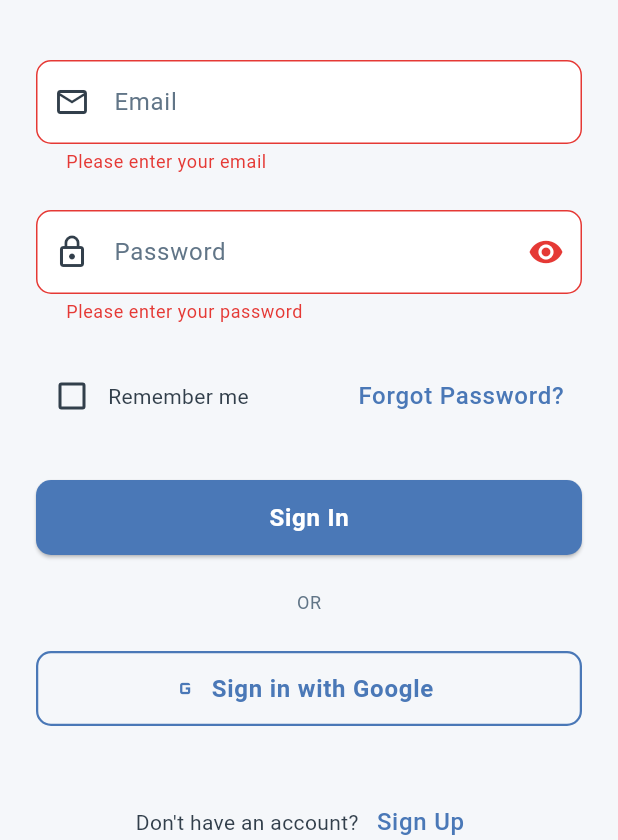
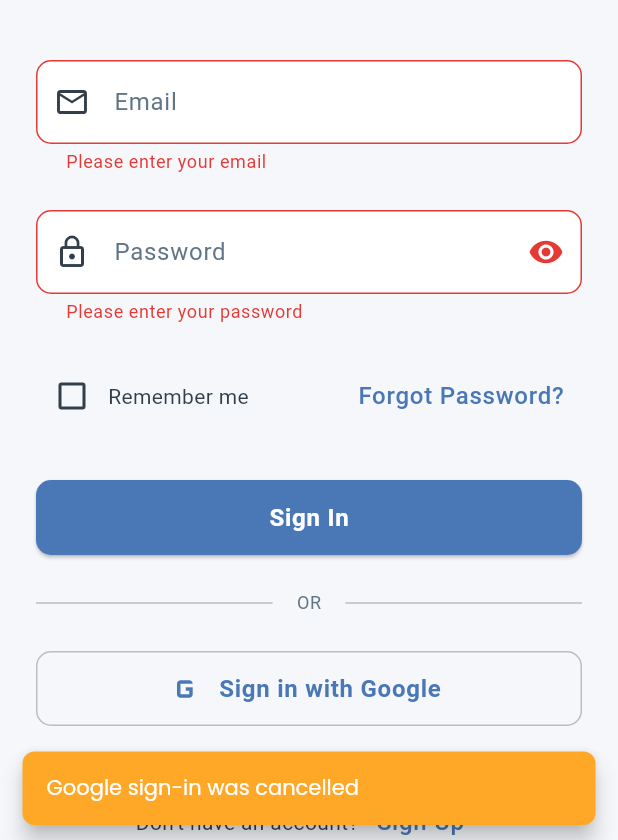
Before and after one commit to ywchanna2001/Dog_Shield_Final, a Flutter app: the screen it shows after launch, after a tap on "Sign In", after a tap on "Sign in with Google", on a phone screen of 412 x 824 dp, the part 396-1236 px from its top. Run offline on Flutter 3.47's test engine with Material 3 defaults, Android fonts, the phone set to English and light mode, and no system bars; our stand-ins replace cloud_firestore, firebase_ai, firebase_auth, firebase_core, firebase_storage, flutter_local_notifications and 8 more; missing offline and left inert: firebase_app_check; accounts and stored records are empty; generated files the repository leaves out were written again.

Commit message:
google login implementation done

```diff
--- a/lib/presentation/screens/auth/login_screen.dart
+++ b/lib/presentation/screens/auth/login_screen.dart
@@ -17,6 +17,7 @@ class _LoginScreenState extends State<LoginScreen> {
   bool _isPasswordVisible = false;
   bool _rememberMe = false;
   bool _isLoading = false;
+  bool _isGoogleLoading = false;
 
   @override
   void dispose() {
@@ -24,6 +25,7 @@ class _LoginScreenState extends State<LoginScreen> {
     _passwordController.dispose();
     super.dispose();
   }
+
   Future<void> _login() async {
     if (!_formKey.currentState!.validate()) {
       return;
@@ -34,7 +36,6 @@ class _LoginScreenState extends State<LoginScreen> {
     });
 
     try {
-      // Implement Firebase authentication
       final authService = AuthService();
       await authService.signInWithEmailAndPassword(
         _emailController.text.trim(),
@@ -42,11 +43,10 @@ class _LoginScreenState extends State<LoginScreen> {
       );
 
       if (mounted) {
-        // Navigate to home screen
-        Navigator.pushReplacementNamed(context, AppConstants.homeRoute);
+        // Navigation is handled by AuthWrapper's StreamBuilder
+        // No need to manually navigate
       }
     } catch (e) {
-      // Show error message
       if (mounted) {
         ScaffoldMessenger.of(context).showSnackBar(
           SnackBar(
@@ -59,6 +59,55 @@ class _LoginScreenState extends State<LoginScreen> {
       if (mounted) {
         setState(() {
           _isLoading = false;
+        });
+      }
+    }
+  }
+
+  Future<void> _signInWithGoogle() async {
+    setState(() {
+      _isGoogleLoading = true;
+    });
+
+    try {
+      final authService = AuthService();
+      final user = await authService.signInWithGoogle();
+
+      if (user == null) {
+        // User cancelled the sign-in
+        if (mounted) {
+          ScaffoldMessenger.of(context).showSnackBar(
+            const SnackBar(
+              content: Text('Google sign-in was cancelled'),
+              backgroundColor: AppTheme.warningColor,
+            ),
+          );
+        }
+      } else {
+        // Success - Navigation is handled by AuthWrapper's StreamBuilder
+        if (mounted) {
+          ScaffoldMessenger.of(context).showSnackBar(
+            SnackBar(
+              content: Text('Welcome, ${user.displayName ?? 'User'}!'),
+              backgroundColor: AppTheme.successColor,
+              duration: const Duration(seconds: 2),
+            ),
+          );
+        }
+      }
+    } catch (e) {
+      if (mounted) {
+        ScaffoldMessenger.of(context).showSnackBar(
+          SnackBar(
+            content: Text('Google sign-in failed: ${e.toString()}'),
+            backgroundColor: AppTheme.errorColor,
+          ),
+        );
+      }
+    } finally {
+      if (mounted) {
+        setState(() {
+          _isGoogleLoading = false;
         });
       }
     }
@@ -184,7 +233,10 @@ class _LoginScreenState extends State<LoginScreen> {
                   ),
                   const SizedBox(height: 32),
                   // Sign in button
-                  ElevatedButton(
+                  SizedBox(
+                    width: double.infinity,
+                    height: 50,
+                    child: ElevatedButton(
                       onPressed: _isLoading ? null : _login,
                       child: _isLoading
                           ? const SizedBox(
@@ -197,22 +249,41 @@ class _LoginScreenState extends State<LoginScreen> {
                       )
                           : const Text('Sign In'),
                     ),
+                  ),
                   const SizedBox(height: 24),
-                  // Social sign in
-                  Center(
+                  // Divider with OR
+                  Row(
+                    children: [
+                      Expanded(child: Divider(color: Colors.grey[400])),
+                      Padding(
+                        padding: const EdgeInsets.symmetric(horizontal: 16),
                         child: Text(
                           'OR',
                           style: Theme.of(context).textTheme.bodySmall,
                         ),
                       ),
+                      Expanded(child: Divider(color: Colors.grey[400])),
+                    ],
+                  ),
                   const SizedBox(height: 24),
-                  // Google sign in
-                  OutlinedButton.icon(
-                    onPressed: () {
-                      // TODO: Implement Google sign in
-                    },
-                    icon: const Icon(Icons.g_mobiledata),
-                    label: const Text('Sign in with Google'),
+                  // Google sign in button
+                  SizedBox(
+                    width: double.infinity,
+                    height: 50,
+                    child: OutlinedButton.icon(
+                      onPressed: _isGoogleLoading ? null : _signInWithGoogle,
+                      icon: _isGoogleLoading
+                          ? const SizedBox(
+                        height: 20,
+                        width: 20,
+                        child: CircularProgressIndicator(strokeWidth: 2),
+                      )
+                          : const Icon(Icons.g_mobiledata, size: 28),
+                      label: Text(_isGoogleLoading ? 'Signing in...' : 'Sign in with Google'),
+                      style: OutlinedButton.styleFrom(
+                        side: BorderSide(color: Colors.grey[400]!),
+                      ),
+                    ),
                   ),
                   const SizedBox(height: 40),
                   // Register link
```
Also changed, not shown: 1 other file. Lines whose indentation alone changed are shown as unchanged.
